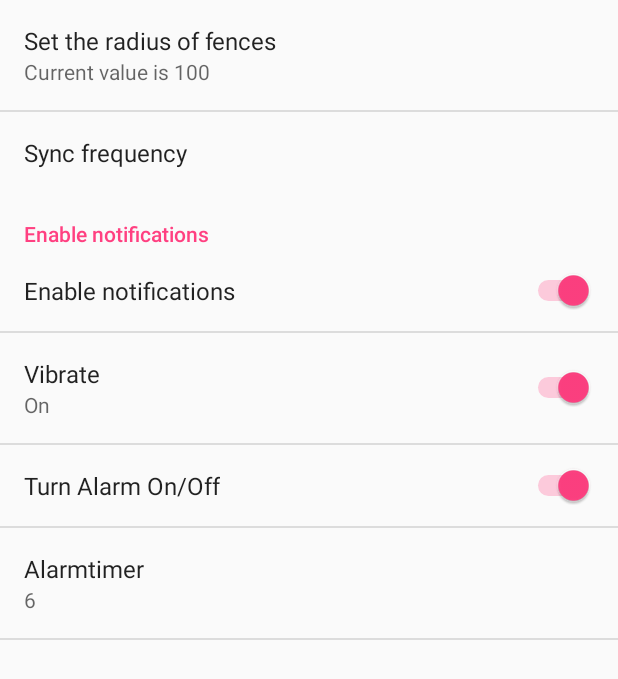
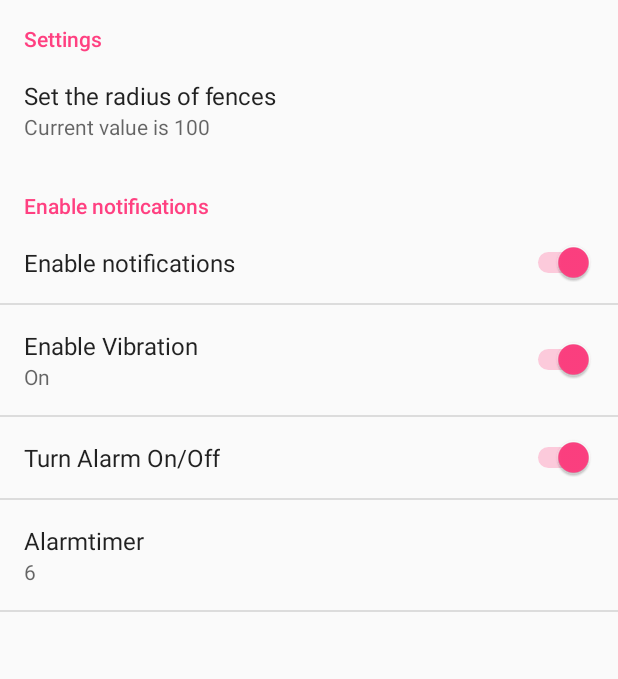
Before and after one commit to AndyWand/SecureBiker, an Android app: the fragment AllPreferencesFragment placed in its activity, after a tap on "Settings", on a phone screen of 412 x 824 dp. Shown: the top 679 px of the screen. Run offline under Robolectric (Android 15) with nearby library versions, the phone set to English and light mode, and no system bars.

Commit message:
modification at settings-activity -modified key names -deleted multipli use of "enable alarm"

```diff
--- a/app/src/main/java/com/example/andreas/securebiker/Fragments/AllPreferencesFragment.java
+++ b/app/src/main/java/com/example/andreas/securebiker/Fragments/AllPreferencesFragment.java
@@ -24,9 +24,10 @@ public class AllPreferencesFragment extends PreferenceFragment {
     public static final String KEY_SYNC_FREQUENZ = "sync_frequency";
     public static final String KEY_FENCES_RADIUS = "SEEKBAR_VALUE";
     public static final String KEY_ALARMDIALOGTIMER = "ALARMDIALOG";
-    public static final String KEY_ALARMSWITCH ="ALARMSWITCH";
-    public static final String KEY_NOTIFI_MESSAGE_RING = "notifications_new_message_ringtone";
-    public static final String KEY_NOTIFI_MESSAGE_VIB = "notifications_new_message_vibrate";
+    public static final String KEY_ENABLE_ALARM = "ALARMSWITCH";
+    public static final String KEY_ENABLE_NOTIFICATION ="enable_notifications";
+    public static final String KEY_NOTIFI_MESSAGE_RING = "enable_notifications";
+    public static final String KEY_NOTIFI_MESSAGE_VIB = "notifications_vibrate";
 
     private SeekBarPreference seekBarPref;
 
--- a/app/src/main/java/com/example/andreas/securebiker/Fragments/SeekBarPreference.java
+++ b/app/src/main/java/com/example/andreas/securebiker/Fragments/SeekBarPreference.java
@@ -158,7 +158,7 @@ public class SeekBarPreference extends DialogPreference implements SeekBar.OnSee
         if (shouldPersist()) {
 
             mValue = mSeekBar.getProgress();
-            persistInt(mSeekBar.getProgress()+50);
+            persistInt(mSeekBar.getProgress());
             callChangeListener(mSeekBar.getProgress());
         }
 
--- a/app/src/main/java/com/example/andreas/securebiker/GeofenceIntentService.java
+++ b/app/src/main/java/com/example/andreas/securebiker/GeofenceIntentService.java
@@ -98,7 +98,7 @@ public class GeofenceIntentService extends IntentService {
      * Method for creating an alarm sound
      */
     public void playAlarmSound(int time) {
-        final MediaPlayer mediaPlayer = MediaPlayer.create(this, R.raw.bicycle_bell);
+        final MediaPlayer mediaPlayer = MediaPlayer.create(this, R.raw.spectre);
         mediaPlayer.start();
         Timer timer = new Timer();
         timer.schedule(new TimerTask() { // TimerTask for the auto-canceling of alarm sound
@@ -116,12 +116,12 @@ public class GeofenceIntentService extends IntentService {
         PreferenceManager.setDefaultValues(this, R.xml.pref_all, false);
         SharedPreferences sharedPrefs = PreferenceManager.getDefaultSharedPreferences(this);
         // enabling/disabling the alarm
-        alertEnabled = sharedPrefs.getBoolean(AllPreferencesFragment.KEY_ALARMSWITCH, true);
+        alertEnabled = sharedPrefs.getBoolean(AllPreferencesFragment.KEY_ENABLE_NOTIFICATION, true);
         // alarm duration
         time = Integer.parseInt(sharedPrefs.getString(AllPreferencesFragment.KEY_ALARMDIALOGTIMER, "0"));
         // vibration
         vibrationEnabled = sharedPrefs.getBoolean(AllPreferencesFragment.KEY_NOTIFI_MESSAGE_VIB, true);
         // ringtone
-        // soundEnabled = sharedPrefs.getBoolean(AllPreferencesFragment.KEY_NOTIFI_MESSAGE_RING, true);
+         soundEnabled = sharedPrefs.getBoolean(AllPreferencesFragment.KEY_NOTIFI_MESSAGE_RING, true);
     }
 }
--- a/app/src/main/java/com/example/andreas/securebiker/Listener/PreferenceChangeListener.java
+++ b/app/src/main/java/com/example/andreas/securebiker/Listener/PreferenceChangeListener.java
@@ -30,11 +30,8 @@ public class PreferenceChangeListener implements SharedPreferences.OnSharedPrefe
         }
         if (key.equals(AllPreferencesFragment.KEY_FENCES_RADIUS)) {
             Preference radiusPref = prefActivity.findPreference(key);
-            int radius = sharedPreferences.getInt(AllPreferencesFragment.KEY_FENCES_RADIUS, 50);
+            int radius = sharedPreferences.getInt(AllPreferencesFragment.KEY_FENCES_RADIUS, 50)+50;
             radiusPref.setSummary(prefActivity.getString(R.string.settings_summary).replace("$1", "" + radius));
-            SharedPreferences.Editor editor = sharedPreferences.edit();
-            editor.putInt(AllPreferencesFragment.KEY_FENCES_RADIUS, radius);
-            //editor.commit();
         }
 
         if (key.equals(AllPreferencesFragment.KEY_ALARMDIALOGTIMER)) {
--- a/app/src/main/java/com/example/andreas/securebiker/MainActivity.java
+++ b/app/src/main/java/com/example/andreas/securebiker/MainActivity.java
@@ -233,7 +233,7 @@ public class MainActivity extends AppCompatActivity
         // radius of geofence
         geofenceRadius = sharedPrefs.getInt(AllPreferencesFragment.KEY_FENCES_RADIUS, 150);
         // enabling/disabling the alarm
-        alertEnabled = sharedPrefs.getBoolean(AllPreferencesFragment.KEY_ALARMSWITCH, true);
+        alertEnabled = sharedPrefs.getBoolean(AllPreferencesFragment.KEY_ENABLE_NOTIFICATION, true);
         // alarm duration
         alarmDuration = Integer.parseInt(sharedPrefs.getString(AllPreferencesFragment.KEY_ALARMDIALOGTIMER, "0"));
     }
--- a/app/src/main/res/values/strings.xml
+++ b/app/src/main/res/values/strings.xml
@@ -58,10 +58,10 @@
     <string name="pref_header_notifications">Notifications</string>
     <string name="pref_title_message_notifications">Enable notifications</string>
 
-    <string name="pref_title_ringtone">Ringtone</string>
+    <string name="pref_title_ringtone">Enable Ringtone</string>
     <string name="pref_ringtone_silent">Silent</string>
 
-    <string name="pref_title_vibrate">Vibrate</string>
+    <string name="pref_title_vibrate">Enable Vibration</string>
     <string name="pref_vibrate_on">On</string>
     <string name="pref_vibrate_off">Off</string>
     <string name="navigation_drawer_open">Open navigation drawer</string>
@@ -90,8 +90,7 @@
     <string name="pref_header_geofences">Geonfecnes behavior</string>
     <string name="pref_geofence_summary"></string>
 
-    <!-- Strings für die Einträge in der Sidebar
-    -->
+    <!-- Strings for Sidebar    -->
     <string name="activity_map_drawer_sound">Sound</string>
     <string name="activity_map_drawer_vibration">Vibration</string>
     <string name="activity_map_drawer_visual">Visual</string>
@@ -103,13 +102,13 @@
     <string name="nav_header_map_headline">SecureBiker</string>
     <string name="nav_header_map_subtitle">Settings</string>
 
-    <!-- Strings für Messages -->
+    <!-- Strings for Messages -->
     <string name="No_Location_Available">No Location available</string>
     <string name="Title_AlarmDialogFragment">Attention</string>
     <string name="Message_AlarmDialogFragment">Danger ahead</string>
     <string name="Button_AlarmDialogFragment">OK</string>
 
-    <!-- Strings für Settings-Activity -->
+    <!-- Strings for Settings-Activity -->
     <string name="activity_settings_textview_text">Radius of Fences</string>
     <string name="textview_text">SeekBarPreference test</string>
     <string name="menu_settings">Settings</string>
@@ -118,7 +117,7 @@
     <string name="settings_unit">m</string>
     <string name="settings_title">Set the radius of fences</string>
 
-    <!-- Strings für Toast-Texte -->
+    <!-- Strings for Toast-Texte -->
     <string name="toast_activate_gps">Please activate GPS!</string>
     <string name="googleapi_connection_failed">Connection to Google Play Services failed!</string>
     <string name="googleapi_connection_suspended">Connection to Google Play Services suspended!</string>
--- a/app/src/main/res/xml/pref_all.xml
+++ b/app/src/main/res/xml/pref_all.xml
@@ -1,38 +1,9 @@
 <?xml version="1.0" encoding="utf-8"?>
 <PreferenceScreen xmlns:android="http://schemas.android.com/apk/res/android">
-    <!--
-        <SwitchPreference
-            android:defaultValue="true"
-            android:key="example_switch"
-            android:summary="@string/pref_description_social_recommendations"
-            android:title="@string/pref_title_social_recommendations" />
-    -->
-    <!-- NOTE: EditTextPreference accepts EditText attributes. -->
-    <!-- NOTE: EditTextPreference's summary should be set to its value by the activity code. -->
-    <!--
-    <EditTextPreference
-        android:capitalize="words"
-        android:defaultValue="@string/pref_default_display_name"
-        android:inputType="textCapWords"
-        android:key="example_text"
-        android:maxLines="1"
-        android:selectAllOnFocus="true"
-        android:singleLine="true"
-        android:title="@string/pref_title_display_name" />
--->
-    <!-- NOTE: Hide buttons to simplify the UI. Users can touch outside the dialog to
-         dismiss it. -->
-    <!-- NOTE: ListPreference's summary should be set to its value by the activity code. -->
-    <!--
-    <ListPreference
-        android:defaultValue="-1"
-        android:entries="@array/pref_example_list_titles"
-        android:entryValues="@array/pref_example_list_values"
-        android:key="example_list"
-        android:negativeButtonText="@null"
-        android:positiveButtonText="@null"
-        android:title="@string/pref_title_add_friends_to_messages" />
--->
+
+    <PreferenceCategory android:title="Settings"     >
+
+        </PreferenceCategory>
     <com.example.andreas.securebiker.Fragments.SeekBarPreference
         android:background="@color/colorPrimary"
         android:defaultValue="50"
@@ -46,47 +17,37 @@
         android:text="@string/settings_unit"
         android:title="@string/settings_title" />
 
-    <ListPreference
-        android:defaultValue="180"
-        android:entries="@array/pref_sync_frequency_titles"
-        android:entryValues="@array/pref_sync_frequency_values"
-        android:key="sync_frequency"
-        android:negativeButtonText="@null"
-        android:positiveButtonText="@null"
-        android:summary="@string/pref_sync_summary"
-        android:title="@string/pref_title_sync_frequency" />
-
     <PreferenceCategory android:title="@string/pref_title_message_notifications">
 
         <!-- A 'parent' preference, which enables/disables child preferences (below)
              when checked/unchecked. -->
         <SwitchPreference
             android:defaultValue="true"
-            android:key="notifications_new_message"
+            android:key="enable_notifications"
             android:title="@string/pref_title_message_notifications" />
 
         <!-- Allows the user to choose a ringtone in the 'notification' category. -->
         <!-- NOTE: This preference will be enabled only when the checkbox above is checked. -->
         <!-- NOTE: RingtonePreference's summary should be set to its value by the activity code. -->
-        <!--
-        <RingtonePreference
-            android:defaultValue="content://settings/system/notification_sound"
-            android:dependency="notifications_new_message"
-            android:key="notifications_new_message_ringtone"
+<!--
+        <SwitchPreference
+            android:defaultValue="true"
+            android:dependency="enable_notifications"
+            android:key="notifications_ringtone"
             android:ringtoneType="notification"
             android:title="@string/pref_title_ringtone" />
-         -->
 
+-->
         <!-- NOTE: This preference will be enabled only when the checkbox above is checked. -->
         <SwitchPreference
             android:defaultValue="true"
-            android:dependency="notifications_new_message"
-            android:key="notifications_new_message_vibrate"
+            android:dependency="enable_notifications"
+            android:key="notifications_vibrate"
             android:title="@string/pref_title_vibrate" />
 
         <SwitchPreference
             android:defaultValue="true"
-            android:dependency="notifications_new_message"
+            android:dependency="enable_notifications"
             android:key="ALARMSWITCH"
             android:title="@string/pref_title_alarmswitch" />
 
```
Also changed, not shown: 1 other file.
